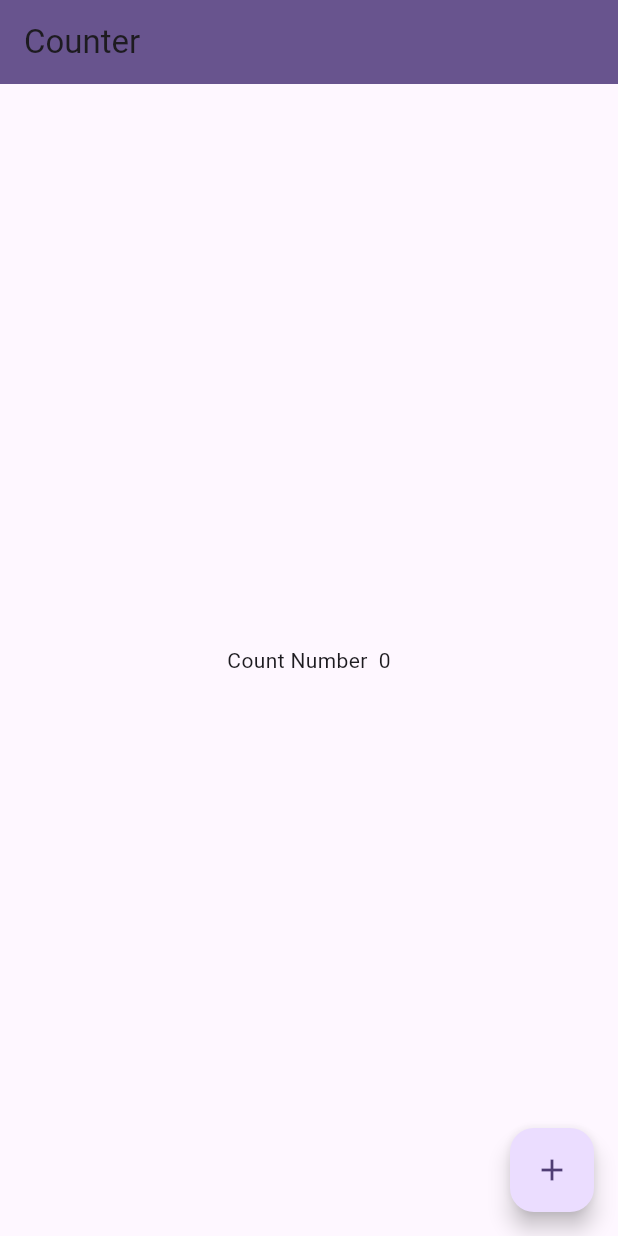
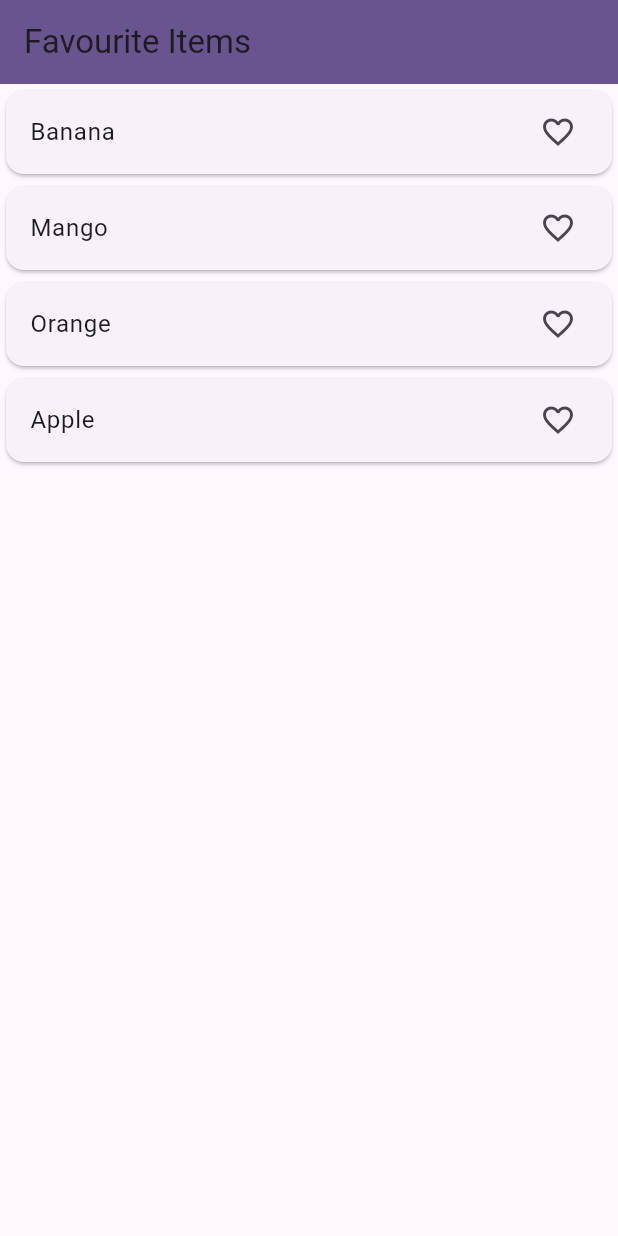
Before and after one commit to mdnayeemm416/getXlearn, a Flutter app: the screen it shows after launch, on a phone screen of 412 x 824 dp. Run offline on Flutter 3.47's test engine with Material 2 defaults, Android fonts, the phone set to English and light mode, and no system bars; our stand-ins replace get.

Commit message:
Add/remove to list

```diff
--- a/lib/getxcontroller/GetxController.dart
+++ b/lib/getxcontroller/GetxController.dart
@@ -8,3 +8,16 @@ class CountController extends GetxController {
     Num.value++;
   }
 }
+
+class itemController extends GetxController {
+  RxList<String> Fruits = ['Banana', "Mango", "Orange", "Apple"].obs;
+  RxList<dynamic> Fruitlist = [].obs;
+
+  additem(value) {
+    Fruitlist.add(value);
+  }
+
+  removeItem(value) {
+    Fruitlist.remove(value);
+  }
+}
--- a/lib/main.dart
+++ b/lib/main.dart
@@ -1,6 +1,7 @@
 import 'package:flutter/material.dart';
 import 'package:get/get.dart';
 import 'package:getx_learn/pages/counter.dart';
+import 'package:getx_learn/pages/favourite.dart';
 import 'package:getx_learn/pages/getxRoutes.dart';
 import 'package:getx_learn/pages/snackbar.dart';
 
@@ -25,7 +26,7 @@ class MyApp extends StatelessWidget {
         useMaterial3: true,
       ),
       debugShowCheckedModeBanner: false,
-      home: const CounterWidget(),
+      home: const FavouriteItems(),
     );
   }
 }
--- /dev/null
+++ b/lib/pages/favourite.dart
@@ -0,0 +1,44 @@
+import 'package:flutter/material.dart';
+import 'package:get/get.dart';
+import 'package:getx_learn/getxcontroller/GetxController.dart';
+
+class FavouriteItems extends StatefulWidget {
+  const FavouriteItems({super.key});
+
+  @override
+  State<FavouriteItems> createState() => _FavouriteItemsState();
+}
+
+class _FavouriteItemsState extends State<FavouriteItems> {
+  @override
+  Widget build(BuildContext context) {
+    final itemController controller = Get.put(itemController());
+    return Scaffold(
+      appBar: AppBar(
+        title: Text("Favourite Items"),
+        backgroundColor: Theme.of(context).primaryColor,
+      ),
+      body: ListView.builder(
+          itemCount: controller.Fruits.length,
+          itemBuilder: (context, index) {
+            return Obx(() => Card(
+                  child: ListTile(
+                    title: Text(controller.Fruits[index].toString()),
+                    trailing:
+                        controller.Fruitlist.contains(controller.Fruits[index])
+                            ? Icon(Icons.favorite)
+                            : Icon(Icons.favorite_border),
+                    onTap: () {
+                      if (!(controller.Fruitlist.contains(
+                          controller.Fruits[index]))) {
+                        controller.additem(controller.Fruits[index]);
+                      } else {
+                        controller.removeItem(controller.Fruits[index]);
+                      }
+                    },
+                  ),
+                ));
+          }),
+    );
+  }
+}
```
